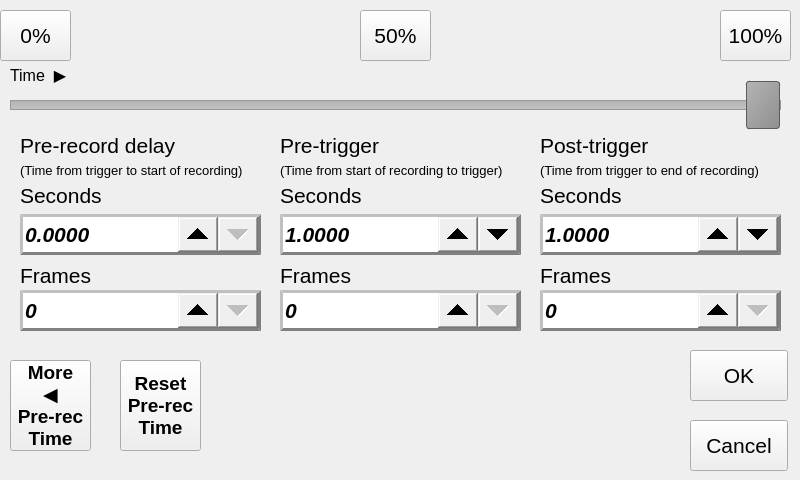
Above: src/triggerdelaywindow.ui from krontech/chronos-cam-app before the change. Below: the same form after it.
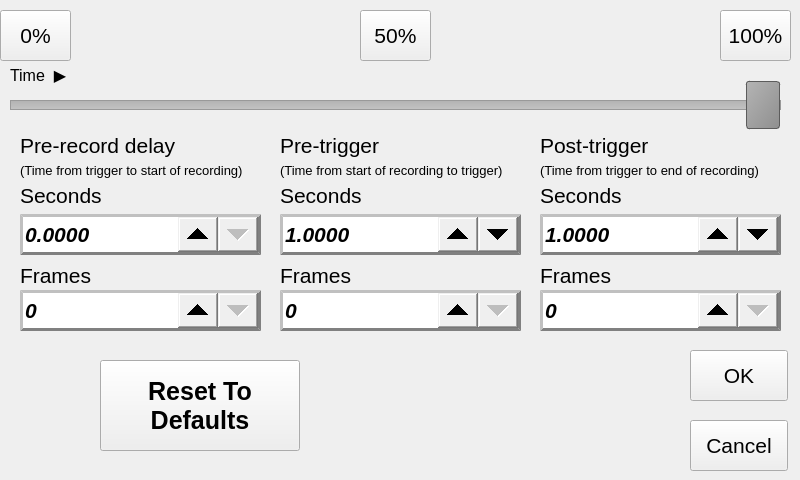
That is the form after the change. Custom widgets are drawn as their Qt base class.

```diff
--- a/src/triggerdelaywindow.ui
+++ b/src/triggerdelaywindow.ui
@@ -89,29 +89,6 @@
     <string>OK</string>
    </property>
   </widget>
-  <widget class="QPushButton" name="cmdMax">
-   <property name="geometry">
-    <rect>
-     <x>10</x>
-     <y>360</y>
-     <width>81</width>
-     <height>91</height>
-    </rect>
-   </property>
-   <property name="font">
-    <font>
-     <pointsize>14</pointsize>
-     <weight>75</weight>
-     <bold>true</bold>
-    </font>
-   </property>
-   <property name="text">
-    <string>More
-◀
-Pre-rec
-Time</string>
-   </property>
-  </widget>
   <widget class="TriggerSlider" name="horizontalSlider">
    <property name="geometry">
     <rect>
@@ -635,23 +612,22 @@
   <widget class="QPushButton" name="cmdResetPreRec">
    <property name="geometry">
     <rect>
-     <x>120</x>
+     <x>100</x>
      <y>360</y>
-     <width>81</width>
+     <width>200</width>
      <height>91</height>
     </rect>
    </property>
    <property name="font">
     <font>
-     <pointsize>14</pointsize>
+     <pointsize>19</pointsize>
      <weight>75</weight>
      <bold>true</bold>
     </font>
    </property>
    <property name="text">
-    <string>Reset
-Pre-rec
-Time</string>
+    <string>Reset To
+Defaults</string>
    </property>
   </widget>
  </widget>
```
Left out of the diff: 2 changed lines with no effect on the pictures.
